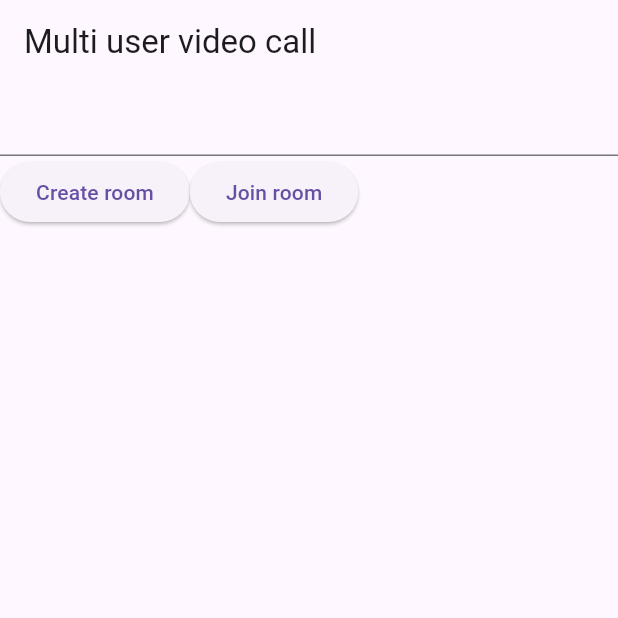
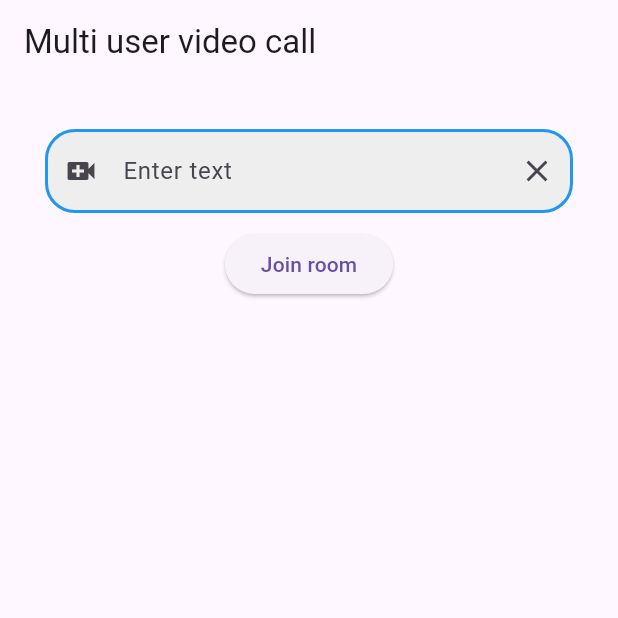
Before and after one commit to vritravaibhav/MultiuserWebRTCvideocallFlutter, a Flutter app: the screen it shows after launch, on a phone screen of 412 x 824 dp, the top half of it. Run offline on Flutter 3.47's test engine with Material 3 defaults, Android fonts, the phone set to English and light mode, and no system bars; our stand-ins replace cloud_firestore, firebase_core, shared_preferences, socket_io_client; missing offline and left inert: flutter_webrtc; accounts and stored records are empty.

Commit message:
made some changes in ui

```diff
--- a/lib/screens/homeScreenmulti.dart
+++ b/lib/screens/homeScreenmulti.dart
@@ -25,43 +25,37 @@ class _HomeScreenV1State extends State<HomeScreenV1> {
         title: Text("Multi user video call"),
       ),
       body: Padding(
-        padding: EdgeInsets.all(0),
+        padding: EdgeInsets.all(30),
         child: Column(
           children: [
             TextField(
               controller: x,
+              decoration: InputDecoration(
+                labelText: 'Enter text',
+                hintText: 'Type something here...',
+                prefixIcon: Icon(Icons.video_call),
+                border: OutlineInputBorder(),
+                enabledBorder: OutlineInputBorder(
+                  borderRadius: BorderRadius.circular(20),
+                  borderSide: BorderSide(color: Colors.blue, width: 2.0),
                 ),
-            Row(
-              children: [
-                ElevatedButton(
-                    onPressed: () async{
-                      if (x.text.isEmpty) {
-                        ScaffoldMessenger.of(context)
-                            .showSnackBar(SnackBar(content: Text("hehe")));
-                        return;
-                      } else {
-                        // FirebaseFirestore.instance
-                        //     .collection(x.text)
-                        //     .snapshots()
-                        //     .listen((event) {
-                        //   for (var doc in event.docs) {
-                        //     // Map<String, dynamic> temp = doc.data();
-                        //     PeerConnection().joinRoom(
-                        //         docId: doc.id, collectionName: x.text);
-                        //   }
-                        // });
-                      String uid = await loadUserId();
-                         FirebaseFirestore.instance
-                            .collection(x.text)
-                            .doc(uid)
-                            .set({"uid": uid});
-
-                        Navigator.push(context, MaterialPageRoute(builder: (context){
-                          return MeetingScreen(roomId: x.text, uid: uid);
-                        }));
-                      }
+                focusedBorder: OutlineInputBorder(
+                  borderRadius: BorderRadius.circular(20),
+                  borderSide: BorderSide(color: Colors.green, width: 2.0),
+                ),
+                suffixIcon: IconButton(
+                  icon: Icon(Icons.clear),
+                  onPressed: () {
+                    x.clear();
                   },
-                    child: Text("Create room")),
+                ),
+                filled: true,
+                fillColor: Colors.grey[200],
+              ),
+            ),
+            SizedBox(
+              height: 10,
+            ),
             ElevatedButton(
                 onPressed: () async {
                   if (x.text.isEmpty) {
@@ -74,12 +68,17 @@ class _HomeScreenV1State extends State<HomeScreenV1> {
                         .collection(x.text)
                         .doc(uid)
                         .set({"uid": uid});
-                            Navigator.push(context, MaterialPageRoute(builder: (context) => MeetingScreen(roomId: x.text, uid: uid,),));
+                    Navigator.push(
+                        context,
+                        MaterialPageRoute(
+                          builder: (context) => MeetingScreen(
+                            roomId: x.text,
+                            uid: uid,
+                          ),
+                        ));
                   }
                 },
-                    child: Text("Join room")),
-              ],
-            )
+                child: Text("Join room"))
           ],
         ),
       ),
```
Lines whose indentation alone changed are shown as unchanged.
